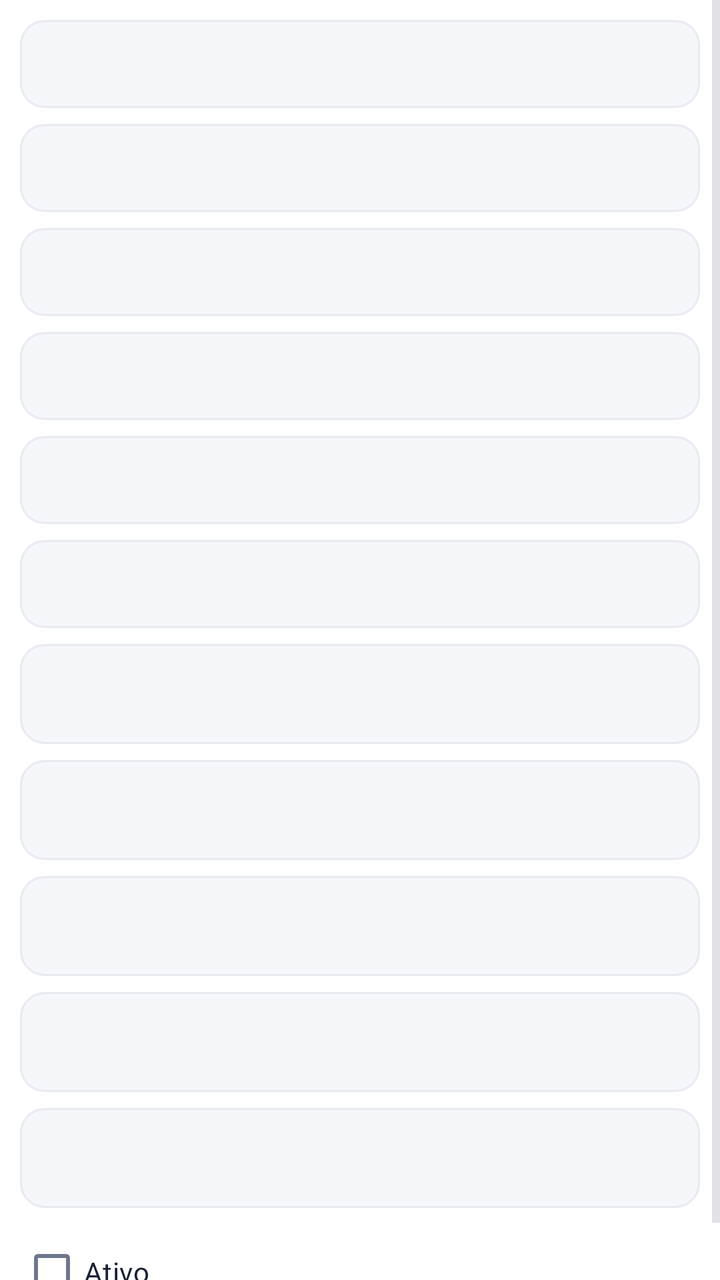
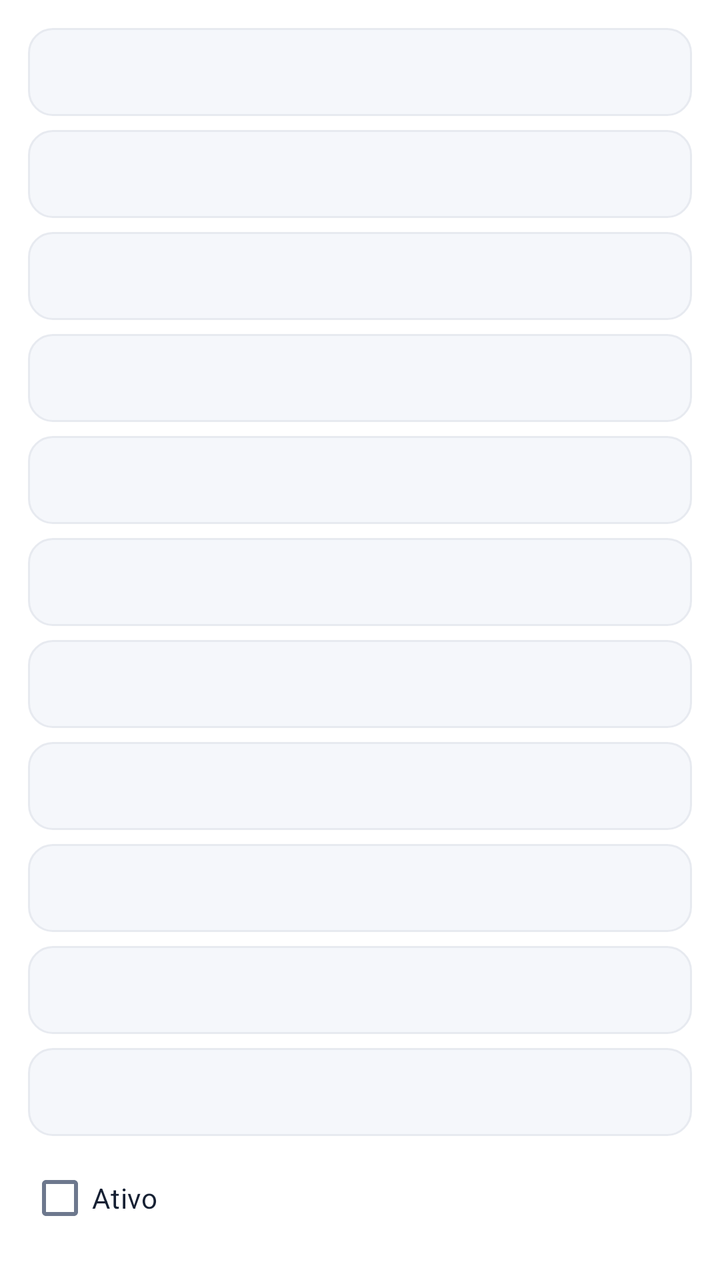

Two renders of the same Android screen: before a commit and after it. Below are the layout's source before the change and the commit's diff.
<!-- AndroidManifest.xml: application theme Theme.StopGastos -->
<!-- res/layout/dialog_record.xml -->
<?xml version="1.0" encoding="utf-8"?>
<ScrollView xmlns:android="http://schemas.android.com/apk/res/android"
    android:layout_width="match_parent" android:layout_height="wrap_content" android:background="@color/surface">
    <LinearLayout android:id="@+id/dialog_container" android:layout_width="match_parent" android:layout_height="wrap_content" android:orientation="vertical" android:padding="10dp">
        <EditText android:id="@+id/field1" style="@style/Widget.StopGastos.Input" android:layout_width="match_parent" android:layout_height="wrap_content" android:layout_marginBottom="8dp" />
        <EditText android:id="@+id/field2" style="@style/Widget.StopGastos.Input" android:layout_width="match_parent" android:layout_height="wrap_content" android:layout_marginBottom="8dp" />
        <EditText android:id="@+id/field3" style="@style/Widget.StopGastos.Input" android:layout_width="match_parent" android:layout_height="wrap_content" android:layout_marginBottom="8dp" />
        <EditText android:id="@+id/field4" style="@style/Widget.StopGastos.Input" android:layout_width="match_parent" android:layout_height="wrap_content" android:layout_marginBottom="8dp" />
        <EditText android:id="@+id/field5" style="@style/Widget.StopGastos.Input" android:layout_width="match_parent" android:layout_height="wrap_content" android:layout_marginBottom="8dp" />
        <EditText android:id="@+id/field6" style="@style/Widget.StopGastos.Input" android:layout_width="match_parent" android:layout_height="wrap_content" android:layout_marginBottom="8dp" />
        <Spinner android:id="@+id/spinner1" android:layout_width="match_parent" android:layout_height="50dp" android:layout_marginBottom="8dp" android:background="@drawable/bg_input" android:paddingHorizontal="12dp" />
        <Spinner android:id="@+id/spinner2" android:layout_width="match_parent" android:layout_height="50dp" android:layout_marginBottom="8dp" android:background="@drawable/bg_input" android:paddingHorizontal="12dp" />
        <Spinner android:id="@+id/spinner3" android:layout_width="match_parent" android:layout_height="50dp" android:layout_marginBottom="8dp" android:background="@drawable/bg_input" android:paddingHorizontal="12dp" />
        <Spinner android:id="@+id/spinner4" android:layout_width="match_parent" android:layout_height="50dp" android:layout_marginBottom="8dp" android:background="@drawable/bg_input" android:paddingHorizontal="12dp" />
        <Spinner android:id="@+id/spinner5" android:layout_width="match_parent" android:layout_height="50dp" android:layout_marginBottom="8dp" android:background="@drawable/bg_input" android:paddingHorizontal="12dp" />
        <CheckBox android:id="@+id/check1" android:layout_width="match_parent" android:layout_height="wrap_content" android:buttonTint="@color/primary" android:paddingVertical="8dp" android:text="Ativo" android:textColor="@color/text_primary" />
    </LinearLayout>
</ScrollView>
<!-- resources referenced by this layout -->
<resources>
  <color name="primary">#7B61FF</color>
  <color name="surface">#FFFFFF</color>
  <color name="text_primary">#162033</color>
  <!-- drawable bg_input (drawable) -->
  <shape xmlns:android="http://schemas.android.com/apk/res/android" android:shape="rectangle">
      <solid android:color="@color/surface_2" />
      <stroke android:width="1dp" android:color="@color/line" />
      <corners android:radius="12dp" />
      <padding android:left="12dp" android:top="9dp" android:right="12dp" android:bottom="9dp" />
  </shape>
  <style name="Widget.StopGastos.Input" parent="@android:style/Widget.EditText">
          <item name="android:background">@drawable/bg_input</item>
          <item name="android:textColor">@color/text_primary</item>
          <item name="android:textColorHint">@color/text_muted</item>
          <item name="android:paddingStart">14dp</item>
          <item name="android:paddingEnd">14dp</item>
          <item name="android:minHeight">@dimen/control_height</item>
          <item name="android:textSize">12sp</item>
      </style>
  <style name="Theme.StopGastos" parent="Theme.Material3.Dark.NoActionBar">
          <item name="colorPrimary">@color/primary</item>
          <item name="colorOnPrimary">@color/on_primary</item>
          <item name="colorPrimaryContainer">@color/primary_soft</item>
          <item name="colorOnPrimaryContainer">@color/text_primary</item>
          <item name="colorSecondary">@color/secondary</item>
          <item name="colorSurface">@color/surface</item>
          <item name="colorSurfaceVariant">@color/surface_2</item>
          <item name="colorOnSurface">@color/text_primary</item>
          <item name="colorOnSurfaceVariant">@color/text_muted</item>
          <item name="colorOutline">@color/line</item>
          <item name="colorError">@color/danger</item>
          <item name="android:colorBackground">@color/background</item>
          <item name="android:windowBackground">@color/background</item>
          <item name="android:statusBarColor">@color/background</item>
          <item name="android:navigationBarColor">@color/background</item>
          <item name="android:windowLightStatusBar">false</item>
          <item name="android:windowLightNavigationBar">false</item>
          <item name="android:windowNoTitle">true</item>
      </style>
  <color name="surface_2">#F5F7FB</color>
  <color name="line">#E7EAF0</color>
  <color name="text_muted">#6D788D</color>
  <dimen name="control_height">44dp</dimen>
  <color name="on_primary">#FFFFFF</color>
  <color name="primary_soft">#EEEAFE</color>
  <color name="secondary">#16C7B7</color>
  <color name="danger">#FF5F6D</color>
  <color name="background">#F3F6FB</color>
</resources>

<!-- the commit's change to res/layout/dialog_record.xml (unified diff, before → after) -->
@@ -1,18 +1,18 @@
 <?xml version="1.0" encoding="utf-8"?>
 <ScrollView xmlns:android="http://schemas.android.com/apk/res/android"
     android:layout_width="match_parent" android:layout_height="wrap_content" android:background="@color/surface">
-    <LinearLayout android:id="@+id/dialog_container" android:layout_width="match_parent" android:layout_height="wrap_content" android:orientation="vertical" android:padding="10dp">
-        <EditText android:id="@+id/field1" style="@style/Widget.StopGastos.Input" android:layout_width="match_parent" android:layout_height="wrap_content" android:layout_marginBottom="8dp" />
-        <EditText android:id="@+id/field2" style="@style/Widget.StopGastos.Input" android:layout_width="match_parent" android:layout_height="wrap_content" android:layout_marginBottom="8dp" />
-        <EditText android:id="@+id/field3" style="@style/Widget.StopGastos.Input" android:layout_width="match_parent" android:layout_height="wrap_content" android:layout_marginBottom="8dp" />
-        <EditText android:id="@+id/field4" style="@style/Widget.StopGastos.Input" android:layout_width="match_parent" android:layout_height="wrap_content" android:layout_marginBottom="8dp" />
-        <EditText android:id="@+id/field5" style="@style/Widget.StopGastos.Input" android:layout_width="match_parent" android:layout_height="wrap_content" android:layout_marginBottom="8dp" />
-        <EditText android:id="@+id/field6" style="@style/Widget.StopGastos.Input" android:layout_width="match_parent" android:layout_height="wrap_content" android:layout_marginBottom="8dp" />
-        <Spinner android:id="@+id/spinner1" android:layout_width="match_parent" android:layout_height="50dp" android:layout_marginBottom="8dp" android:background="@drawable/bg_input" android:paddingHorizontal="12dp" />
-        <Spinner android:id="@+id/spinner2" android:layout_width="match_parent" android:layout_height="50dp" android:layout_marginBottom="8dp" android:background="@drawable/bg_input" android:paddingHorizontal="12dp" />
-        <Spinner android:id="@+id/spinner3" android:layout_width="match_parent" android:layout_height="50dp" android:layout_marginBottom="8dp" android:background="@drawable/bg_input" android:paddingHorizontal="12dp" />
-        <Spinner android:id="@+id/spinner4" android:layout_width="match_parent" android:layout_height="50dp" android:layout_marginBottom="8dp" android:background="@drawable/bg_input" android:paddingHorizontal="12dp" />
-        <Spinner android:id="@+id/spinner5" android:layout_width="match_parent" android:layout_height="50dp" android:layout_marginBottom="8dp" android:background="@drawable/bg_input" android:paddingHorizontal="12dp" />
+    <LinearLayout android:id="@+id/dialog_container" android:layout_width="match_parent" android:layout_height="wrap_content" android:orientation="vertical" android:padding="14dp">
+        <EditText android:id="@+id/field1" style="@style/Widget.StopGastos.Input" android:layout_width="match_parent" android:layout_height="wrap_content" android:layout_marginBottom="7dp" />
+        <EditText android:id="@+id/field2" style="@style/Widget.StopGastos.Input" android:layout_width="match_parent" android:layout_height="wrap_content" android:layout_marginBottom="7dp" />
+        <EditText android:id="@+id/field3" style="@style/Widget.StopGastos.Input" android:layout_width="match_parent" android:layout_height="wrap_content" android:layout_marginBottom="7dp" />
+        <EditText android:id="@+id/field4" style="@style/Widget.StopGastos.Input" android:layout_width="match_parent" android:layout_height="wrap_content" android:layout_marginBottom="7dp" />
+        <EditText android:id="@+id/field5" style="@style/Widget.StopGastos.Input" android:layout_width="match_parent" android:layout_height="wrap_content" android:layout_marginBottom="7dp" />
+        <EditText android:id="@+id/field6" style="@style/Widget.StopGastos.Input" android:layout_width="match_parent" android:layout_height="wrap_content" android:layout_marginBottom="7dp" />
+        <Spinner android:id="@+id/spinner1" android:layout_width="match_parent" android:layout_height="@dimen/control_height" android:layout_marginBottom="7dp" android:background="@drawable/bg_input" android:paddingHorizontal="12dp" />
+        <Spinner android:id="@+id/spinner2" android:layout_width="match_parent" android:layout_height="@dimen/control_height" android:layout_marginBottom="7dp" android:background="@drawable/bg_input" android:paddingHorizontal="12dp" />
+        <Spinner android:id="@+id/spinner3" android:layout_width="match_parent" android:layout_height="@dimen/control_height" android:layout_marginBottom="7dp" android:background="@drawable/bg_input" android:paddingHorizontal="12dp" />
+        <Spinner android:id="@+id/spinner4" android:layout_width="match_parent" android:layout_height="@dimen/control_height" android:layout_marginBottom="7dp" android:background="@drawable/bg_input" android:paddingHorizontal="12dp" />
+        <Spinner android:id="@+id/spinner5" android:layout_width="match_parent" android:layout_height="@dimen/control_height" android:layout_marginBottom="7dp" android:background="@drawable/bg_input" android:paddingHorizontal="12dp" />
         <CheckBox android:id="@+id/check1" android:layout_width="match_parent" android:layout_height="wrap_content" android:buttonTint="@color/primary" android:paddingVertical="8dp" android:text="Ativo" android:textColor="@color/text_primary" />
     </LinearLayout>
 </ScrollView>
<!-- resource entries referenced after the edit -->
@@ -3,6 +3,7 @@
   <color name="primary">#7B61FF</color>
   <color name="surface">#FFFFFF</color>
   <color name="text_primary">#162033</color>
+  <dimen name="control_height">44dp</dimen>
   <!-- drawable bg_input (drawable) -->
   <shape xmlns:android="http://schemas.android.com/apk/res/android" android:shape="rectangle">
       <solid android:color="@color/surface_2" />
@@ -42,7 +43,6 @@
   <color name="surface_2">#F5F7FB</color>
   <color name="line">#E7EAF0</color>
   <color name="text_muted">#6D788D</color>
-  <dimen name="control_height">44dp</dimen>
   <color name="on_primary">#FFFFFF</color>
   <color name="primary_soft">#EEEAFE</color>
   <color name="secondary">#16C7B7</color>
